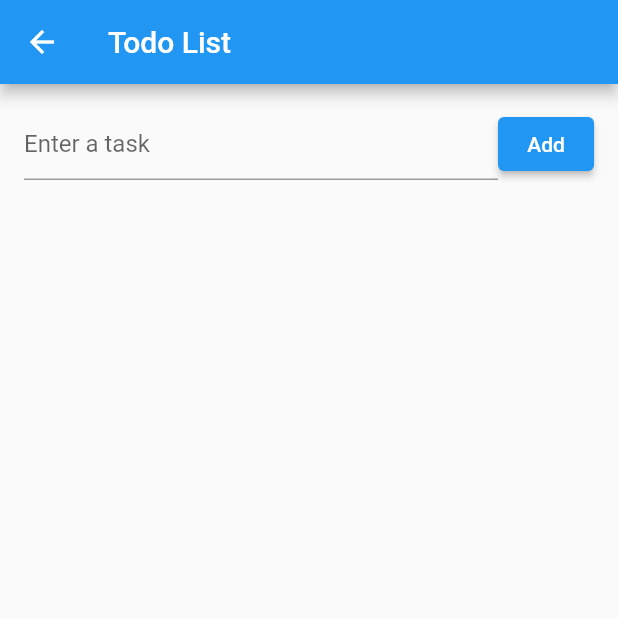
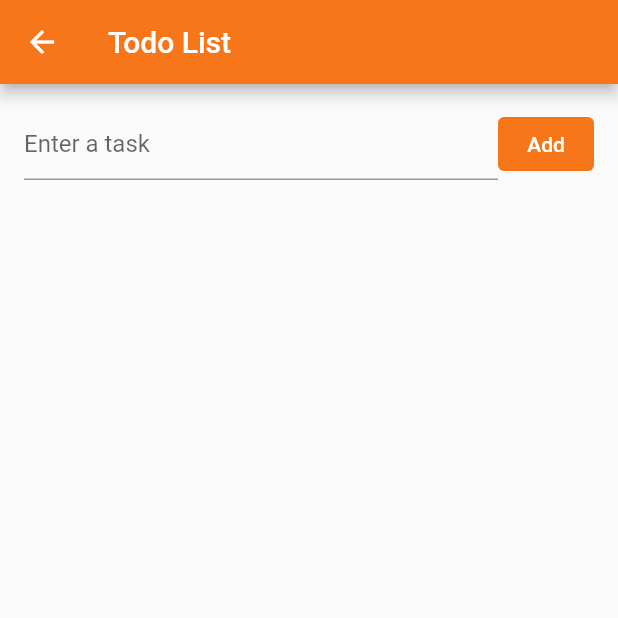
Before and after one commit to Boyadjie/todo, a Flutter app: the screen it shows after launch, after a tap on "SETTINGS", on a phone screen of 412 x 824 dp, the top half of it. Run offline on Flutter 3.47's test engine with Material 2 defaults, Android fonts, the phone set to English and light mode, and no system bars; our stand-ins replace cloud_firestore, firebase_auth, firebase_core, shared_preferences; accounts and stored records are empty.

Commit message:
handled refresh page + add styles

```diff
--- a/lib/Todo/todo_v.dart
+++ b/lib/Todo/todo_v.dart
@@ -1,5 +1,6 @@
 import 'package:flutter/material.dart';
 import 'package:todo/Todo/todo_vm.dart';
+import '../colors.dart';
 
 class TodoView extends StatelessWidget {
   final TodoViewModel viewModel = TodoViewModel();
@@ -35,7 +36,8 @@ class _TodoViewState extends State<TodoForm> {
   Widget build(BuildContext context) {
     return Scaffold(
       appBar: AppBar(
-        title: const Text('Todo List'),
+        title: Text('Todo List'),
+        backgroundColor: CustomColorsLight.orange,
       ),
       body: Padding(
         padding: const EdgeInsets.all(16.0),
@@ -68,6 +70,10 @@ class _TodoViewState extends State<TodoForm> {
             _taskController.clear();
           },
           child: const Text('Add'),
+          style: ElevatedButton.styleFrom(
+            backgroundColor: CustomColorsLight.orange,
+            elevation: 0,
+          ),
         ),
       ],
     );
@@ -75,12 +81,8 @@ class _TodoViewState extends State<TodoForm> {
 
   Widget _buildTaskList(BuildContext context) {
     return FutureBuilder<List<TaskInfo>>(
-      future: widget.viewModel.getTaskList(), // Modify your ViewModel to return a List<TaskInfo>
+      future: widget.viewModel.getTaskList(),
       builder: (context, snapshot) {
-        if (snapshot.connectionState == ConnectionState.waiting) {
-          return CircularProgressIndicator();
-        }
-
         if (snapshot.hasError) {
           return Text('Error: ${snapshot.error}');
         }
@@ -104,6 +106,7 @@ class _TodoViewState extends State<TodoForm> {
       title: Text(taskInfo.title),
       leading: Checkbox(
         value: taskInfo.completed,
+        activeColor: CustomColorsLight.orange,
         onChanged: (value) async {
           if (mounted) {
             await widget.viewModel.updateTask(context, taskInfo.title);
--- a/pubspec.yaml
+++ b/pubspec.yaml
@@ -31,7 +31,7 @@ dependencies:
   flutter:
     sdk: flutter
   shared_preferences: ^2.0.17
-  provider: ^6.0.5
+  provider: ^6.1.1
 
 
   # The following adds the Cupertino Icons font to your application.
```
Also changed, not shown: lib/Todo/todo_vm.dart (+8 -0 lines), pubspec.lock.
